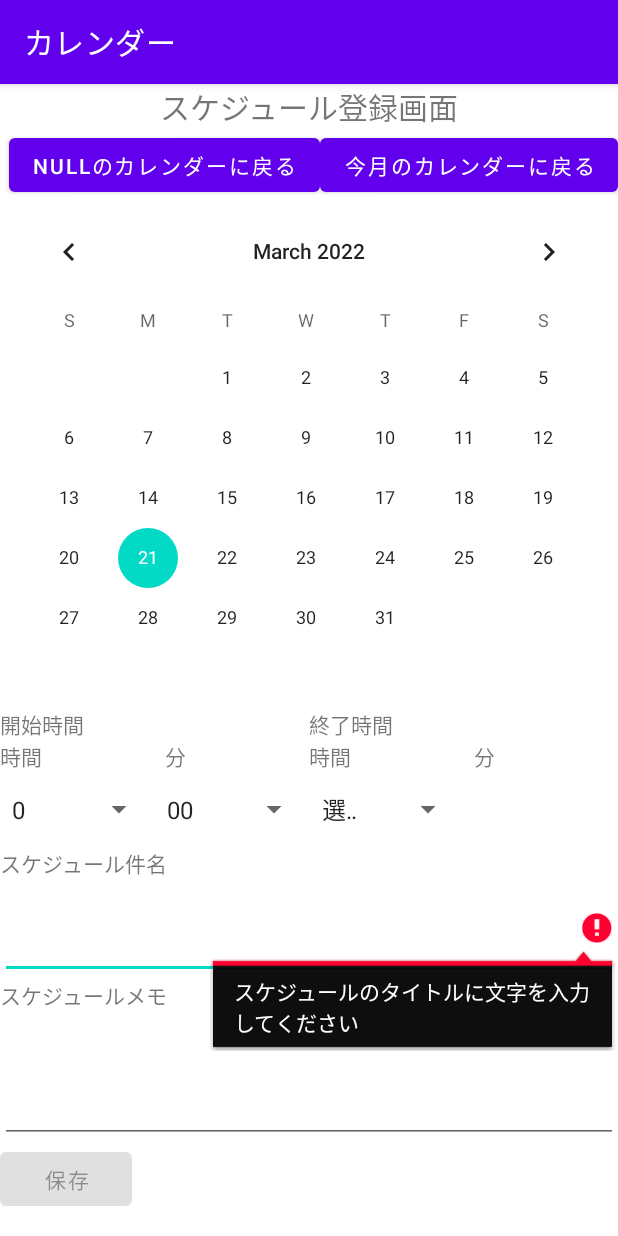
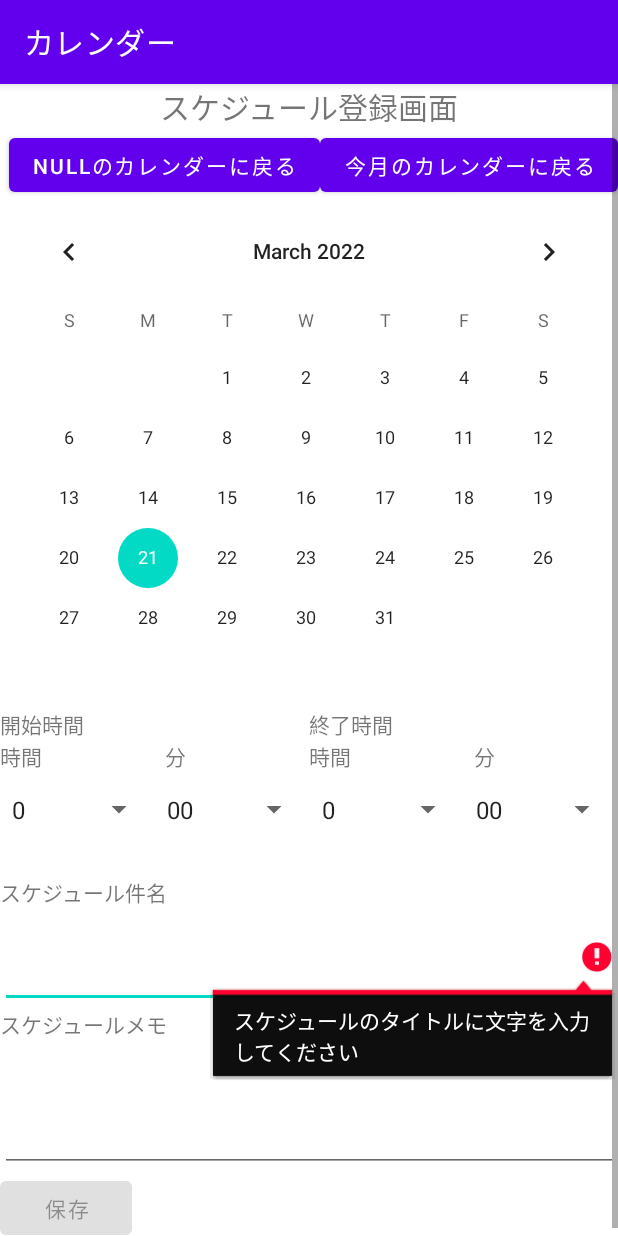
Before and after one commit to hayato-kame-new/CalendarRecyclerView, an Android app: the ScheduleFormFragment screen opened directly, with no data from a screen before it, on a phone screen of 412 x 824 dp. Run offline under Robolectric (Android 15) with nearby library versions, the phone set to English and light mode, and no system bars; 5 statements that could not run were skipped.

Commit message:
drop database create table Spinner change

```diff
--- a/app/src/main/java/to/msn/wings/calendarrecyclerview/ScheduleFormFragment.java
+++ b/app/src/main/java/to/msn/wings/calendarrecyclerview/ScheduleFormFragment.java
@@ -5,6 +5,7 @@ import android.content.Context;
 import android.content.Intent;
 import android.database.sqlite.SQLiteDatabase;
 import android.database.sqlite.SQLiteStatement;
+import android.graphics.Color;
 import android.os.Bundle;
 
 import androidx.annotation.NonNull;
@@ -32,20 +33,26 @@ import java.time.LocalTime;
 import java.util.ArrayList;
 import java.util.Calendar;
 import java.util.Date;
+import java.util.HashMap;
 import java.util.List;
+import java.util.Map;
 
 public class ScheduleFormFragment extends Fragment {
 
 
-    TextView _formTitle;
+    TextView _formTitle, _textViewHourError, _textViewMinutesError;
     Button _returnMonButton, _currentMonButton;
     Spinner _spinnerStartHour, _spinnerStartMinutes, _spinnerEndHour, _spinnerEndMinutes;
     EditText _editTextScheTitle, _editTextScheMemo;
     CalendarView _calendarView;
     Button _saveButton;  //  import android.widget.Button;
 
-     private TimeScheduleDatabaseHelper helper;
-    private SQLiteDatabase db;
+
+    private SQLiteDatabase _db;
+
+    // フラグ
+    Map<String, Boolean> _buttonFlagMap = null;
+
 
 
     @Override
@@ -57,6 +64,13 @@ public class ScheduleFormFragment extends Fragment {
         Activity parentActivity = getActivity();
 
         View view = inflater.inflate(R.layout.fragment_schedule_form, container, false);
+
+// フラグMap  インスタンス生成
+        _buttonFlagMap = new HashMap<String, Boolean>();
+
+
+        _saveButton = view.findViewById(R.id.saveButton);
+         _saveButton.setEnabled(false);  // 新規なら最初は保存ボタン押せないようになってる  false
 
        //  所属するアクティビティから インテントを取得する
         Intent intent = parentActivity.getIntent();
@@ -103,57 +117,29 @@ public class ScheduleFormFragment extends Fragment {
         _spinnerEndMinutes = view.findViewById(R.id.spinnerEndMinutes);
         _editTextScheTitle = view.findViewById(R.id.editTextScheTitle);
         _editTextScheMemo = view.findViewById(R.id.editTextScheMemo);
-        _saveButton = view.findViewById(R.id.saveButton);
+
         _currentMonButton = view.findViewById(R.id.currentMonButton);
         _calendarView = view.findViewById(R.id.calendarView);
+        _textViewHourError = view.findViewById(R.id.textViewHourError);
+        _textViewMinutesError = view.findViewById(R.id.textViewMinutesError);
 
+        // スピナーの 　動的にリストを作るやりかた
+//        List<String> endMList = new ArrayList<>();
+//        endMList.add("00");
+//        endMList.add("30");
+//        ArrayAdapter<String> adapterEM = new ArrayAdapter<>(parentActivity, android.R.layout.simple_spinner_item, endMList);
+//        adapterEM.setDropDownViewResource(android.R.layout.simple_spinner_dropdown_item);
+//        _spinnerEndMinutes.setAdapter(adapterEM);
 
-        // 最初の状態では　　""になってる
-        if (_editTextScheTitle.getText().toString().isEmpty() || _editTextScheTitle.getText().toString().equals("")) {  // 何も入力しないと　　""　空文字が入ってくる
+        // 新規ではの状態では　　""になってる  編集では必ず入ってる
+        if (_editTextScheTitle.getText().toString().isEmpty() || _editTextScheTitle.getText().toString().equals("")) {  // 新規の時最初は　""　空文字が入ってくる
             _editTextScheTitle.setError("スケジュールのタイトルに文字を入力してください");
-            // _editTextScheTitle.getText().toString().equals("") が true　だったら、保存ボタンは押せないようにする
-            _saveButton.setEnabled(false);  // 保存ボタン押せない 新規登録画面では　最初は押せないようになってる ""になってるから
-        } else {
-            _saveButton.setEnabled(true);  // 編集などで、すでに入っていたら保存ボタン押せます
+           // 保存ボタン押せない 新規登録画面では　最初は押せないようになってる ""になってるから
+            _buttonFlagMap.put("scheTitle", false );
+        } else {  // 編集
+
+            _buttonFlagMap.put("scheTitle", true );  // 編集では、最初は押せるようになってる
         }
-
-
-        // イベントリスナー タイトルのEditTextに何か入力をしたら、保存ボタンが押せるようになる
-        _editTextScheTitle.addTextChangedListener(new TextWatcher() {
-
-            @Override
-            public void beforeTextChanged(CharSequence charSequence, int i, int i1, int i2) {
-
-            }
-
-            @Override
-            public void onTextChanged(CharSequence charSequence, int i, int i1, int i2) {
-
-            }
-
-            @Override
-            public void afterTextChanged(Editable editable) {
-                String word = editable.toString();
-                if(!word.equals("")) {
-                    _saveButton.setEnabled(true);  // 保存ボタン押せます
-                }
-            }
-        });
-
-        // スピナー３つは android:entries="@array/spinnerStartHour"を書く スピナー1つは動的にリストを作る
-
-
-        // スピナーの _spinnerEndMinutes には　動的にリストを作る これだけは  内部クラスの中で、adapterから行を一つ削除するため 動的に作る
-        List<String> endMList = new ArrayList<>();
-        endMList.add("選択しない");
-        endMList.add("00");
-        endMList.add("30");
-        ArrayAdapter<String> adapterEM = new ArrayAdapter<>(parentActivity, android.R.layout.simple_spinner_item, endMList);
-        adapterEM.setDropDownViewResource(android.R.layout.simple_spinner_dropdown_item);
-        _spinnerEndMinutes.setAdapter(adapterEM);
-
-
-
 
 
         // 遷移してくる前に表示していた　カレンダーの年と月に戻るために、
@@ -167,7 +153,7 @@ public class ScheduleFormFragment extends Fragment {
                 intent.putExtra("specifyDate", DATE);  //  Date型情報を渡します
                 startActivity(intent);
 
-               // 最後に 自分自身が所属するアクティビティを終了させます
+                // 最後に 自分自身が所属するアクティビティを終了させます
                 Activity parentActivity = getActivity();
                 parentActivity.finish();
             }
@@ -189,6 +175,27 @@ public class ScheduleFormFragment extends Fragment {
             }
         });
 
+
+        // イベントリスナー タイトルのEditTextに何か入力をしたら、保存ボタンが押せるフラグMapに 値をtrueで登録
+        _editTextScheTitle.addTextChangedListener(new TextWatcher() {
+            @Override
+            public void beforeTextChanged(CharSequence charSequence, int i, int i1, int i2) {
+            }
+            @Override
+            public void onTextChanged(CharSequence charSequence, int i, int i1, int i2) {
+            }
+            @Override
+            public void afterTextChanged(Editable editable) {
+                String word = editable.toString();
+                if(!word.equals("")) {
+                    _buttonFlagMap.put("scheTitle", true );  // ""空文字じゃなかったら 保存ボタンが押せる
+                }
+                // もし、Mapの値が全て trueならばボタンを押せるようにする　メソッド化する
+                changeSaveButton(_buttonFlagMap);
+            }
+        });
+
+
         // CalendarViewに日時を設定します。
         _calendarView.setDate(DATE.getTime());  // 引数には long型
         long setL = _calendarView.getDate();
@@ -201,7 +208,6 @@ public class ScheduleFormFragment extends Fragment {
             @Override   // 注意  引数の　monthは　The month that was set [0-11]
             public void onSelectedDayChange(@NonNull CalendarView calendarView, int year, int month, int dayOfMonth) {
                 // データベースへ新規登録するためにデータを取得します
-
                 Calendar c = Calendar.getInstance();  // 現在
                 c.set(Calendar.YEAR, year);
                 c.set(Calendar.MONTH, month ); // 月は0始まりだが、引数の monthも0始まりなので同じにして大丈夫です
@@ -211,25 +217,47 @@ public class ScheduleFormFragment extends Fragment {
                 java.sql.Date sqlDate = new java.sql.Date(utilDate.getTime());  // 本当は変換必要なかった java.util.Date　のままで良かったです
                 sqlDateArray[0] = sqlDate;
                // Toast.makeText(view.getContext(), sqlDateArray[0].toString(), Toast.LENGTH_LONG).show();
-
             }
         });
 
 
+
 // データベースへ登録するための フィールド 内部クラスで使うから final にしておく
         // 開始時間を表す文字列の定数　インナークラスで使うから final で定数化しておく必要がある。また、配列にすると、要素を書き換えるようにできる
-        final String[] START_HOUR_STR_ARRAY = {""};    // データベースに入れるために 後で int型にする
+        final String[] START_HOUR_STR_ARRAY = {""};
+        // 終了時間を表す文字列の定数　インナークラスで使うから final で定数化しておく必要がある。また、配列にすると、要素を書き換えるようにできる
+         final String[] END_HOUR_STR_ARRAY = {""};
 
         _spinnerStartHour.setOnItemSelectedListener(new AdapterView.OnItemSelectedListener() {
             @Override
             public void onItemSelected(AdapterView<?> adapterView, View view, int i, long l) {
              //   Toast.makeText(getActivity(), "データベースに登録する日付は " + sqlDateArray[0].toString(), Toast.LENGTH_SHORT).show();
 
+                String select = (String)adapterView.getItemAtPosition(i);
+                // 開始時間の 入力チェック
+
+                // END_HOUR_STR_ARRAY[0]に 入力してから、その後に　この開始時間の_spinnerStartHourを選択し直す時もあるので
+                // END_HOUR_STR_ARRAY[0] が""空文字じゃなければ　　Integer.parseIntします
+
+                if (END_HOUR_STR_ARRAY[0].equals("選択しない") || END_HOUR_STR_ARRAY[0].equals("")) {
+                    //
+                    _buttonFlagMap.put("startHour", true );
+                } else if ( Integer.parseInt(select) > Integer.parseInt(END_HOUR_STR_ARRAY[0])) {
+                    _textViewHourError.setError("開始時間と終了時間を確認してください");
+                    _textViewHourError.setText("開始時間と終了時間を確認してください");
+
+                    // 保存ボタンは押せないようにする
+                    // _saveButton.setEnabled(false);
+                   // _canBeSaved = false;
+                    _buttonFlagMap.put("startHour", false );
+                }
                 START_HOUR_STR_ARRAY[0] = (String) adapterView.getItemAtPosition(i);  // 選択されたアイテムを　親のアダプタービューから ポジションを指定して取得する
              //   Toast.makeText(getActivity(), "あなたが選んだ開始時間は " + START_HOUR_STR_ARRAY[0] + " 時です", Toast.LENGTH_SHORT).show();
-            }
+
+                // ここでボタン変更するメソッドをよぶ
 
 
+            }
             /**
              * onNothingSelectedメソッドは既に選択された項目をクリックした時に呼び出され、
              * その後onItemSelectedメソッドが呼び出されます。
@@ -237,19 +265,42 @@ public class ScheduleFormFragment extends Fragment {
              */
             @Override
             public void onNothingSelected(AdapterView<?> adapterView) {
-
             }
         });
 
 
         // 開始の分を表す文字列の定数　インナークラスで使うから final で定数化しておく必要がある。また、配列にすると、要素を書き換えるようにできる
-        final String[] START_MINUTES_STR_ARRAY = {""};    // データベースに入れるために 後で int型にする
+        final String[] START_MINUTES_STR_ARRAY = {""};
+        // 終了時間を表す文字列の定数　インナークラスで使うから final で定数化しておく必要がある。また、配列にすると、要素を書き換えるようにできる
+        final String[] END_MINUTES_STR_ARRAY = {""};
+
 
         _spinnerStartMinutes.setOnItemSelectedListener(new AdapterView.OnItemSelectedListener() {
             @Override
             public void onItemSelected(AdapterView<?> adapterView, View view, int i, long l) {
                 START_MINUTES_STR_ARRAY[0] = (String) adapterView.getItemAtPosition(i);  // 選択されたアイテムを　親のアダプタービューから ポジションを指定して取得する
              //   Toast.makeText(getActivity(), "あなたが選んだ開始 分は " + START_MINUTES_STR_ARRAY[0] + " 分です", Toast.LENGTH_SHORT).show();
+
+//                if (END_HOUR_STR_ARRAY[0].equals("選択しない") || END_HOUR_STR_ARRAY[0].equals("")) {
+//                    //
+//                    _buttonFlag.put("startMinutes", true);
+//                } else if ()
+//
+//                if (!END_MINUTES_STR_ARRAY.equals("") && !END_MINUTES_STR_ARRAY.equals("指定しない")) {
+//                    if (Integer.parseInt(START_HOUR_STR_ARRAY[0]) == )
+//                }
+
+ //               if(s_hour == e_hour && s_minute > e_minute) {
+//            errMsgList.add("開始時間と終了時間を確認してください");
+//        }
+
+                // もし
+                _buttonFlagMap.put("startMinutes", false );
+                // リスナーの イベントハンドラのメソッドの最後で もしMapの値が全て trueならば ボタンを押せるメソッドをここで実行
+
+//                if (_canBeSaved) {
+//                    _saveButton.setEnabled(true);
+//                }
             }
 
             /**
@@ -264,33 +315,67 @@ public class ScheduleFormFragment extends Fragment {
         });
 
 
+//        if(s_hour > e_hour) {
+//            errMsgList.add("開始時間と終了時間を確認してください");
+//        }
+//        if(s_hour == e_hour && s_minute > e_minute) {
+//            errMsgList.add("開始時間と終了時間を確認してください");
+//        }
+
+
         // 選択しない もある NOT NULL　制約をつけない
         // 終了時間を表す文字列の定数　インナークラスで使うから final で定数化しておく必要がある。また、配列にすると、要素を書き換えるようにできる
-        final String[] END_HOUR_STR_ARRAY = {""};    // データベースに入れるために 後で int型にする
+       //  final String[] END_HOUR_STR_ARRAY = {""};
 
         _spinnerEndHour.setOnItemSelectedListener(new AdapterView.OnItemSelectedListener() {
             @Override
             public void onItemSelected(AdapterView<?> adapterView, View view, int i, long l) {
 
-                if ( i == 0) {
-                    // ポジションが 0番目のアイテム(つまり、選択しない)を 選択している時には、下の、終了の分を 見えなくする View.INVISIBLEにする
-                    // SpinnerはView.GONEにしてしまうとonItemSelectedイベントが発動しないので注意
-                    _spinnerEndMinutes.setVisibility(View.INVISIBLE);  // 分を 入力させないため 場所はそのまま確保したままで 見えなくする
+//                if ( i == 0) {
+//                    // ポジションが 0番目のアイテム(つまり、選択しない)を 選択している時には、下の、終了の分を 見えなくする View.INVISIBLEにする
+//                    // SpinnerはView.GONEにしてしまうとonItemSelectedイベントが発動しないので注意
+//                    _spinnerEndMinutes.setVisibility(View.INVISIBLE);  // 分を 入力させないため 場所はそのまま確保したままで 見えなくする
+//
+//                    _spinnerEndMinutes.setSelection(0);  // 終了の時間が "選択しない”なので  終了の 分も "選択しない" にしておく
+//
+//                } else {
+//                    _spinnerEndMinutes.setVisibility(View.VISIBLE);  // 見えるようにする
+//
+//                    // 終了の分のアダプターから "選択しない" を削除しておき  終了の分の選択済みを "00"にしておく
+//                    adapterEM.remove("選択しない");
+//                    _spinnerEndMinutes.setSelection(0);  // "00" にしておく
+//                }
+                String select = (String)adapterView.getItemAtPosition(i);  // "選択しない"が入ってるかも
+                // 入力チェック
 
-                    _spinnerEndMinutes.setSelection(0);  // 終了の時間が "選択しない”なので  終了の 分も "選択しない" にしておく
-               //      Object spinnerEndMinutesObject = _spinnerEndMinutes.getSelectedItem();
-                //     Object obj = spinnerEndMinutesObject;
+                // 終了時間の 入力チェック
+                if (!select.equals("選択しない") && Integer.parseInt(START_HOUR_STR_ARRAY[0]) >  Integer.parseInt(select)) {
+                    // _spinnerEndHour.setError("開始時間と終了時間を確認してください ");  // スピンナーにエラー出せないのでカスタマイズする
+
+                    _textViewHourError.setError("開始時間と終了時間を確認してください");
+                    _textViewHourError.setText("開始時間と終了時間を確認してください");
+
+
+
+                   // 保存ボタンは押せないようにする
+                   //  _saveButton.setEnabled(false);
+                  //  _canBeSaved = false;
+                    _buttonFlagMap.put("endHour", false );
                 } else {
-                    _spinnerEndMinutes.setVisibility(View.VISIBLE);  // "00" か "30" ならば
+                    _textViewHourError.setError(null);  // エラー解除
+                    _textViewHourError.setText("");
+                    _buttonFlagMap.put("endHour", true );
+                }
 
-                    // 終了の分のアダプターから "選択しない" を削除しておき  終了の分の選択済みを "00"にしておく
-                    adapterEM.remove("選択しない");
-                    _spinnerEndMinutes.setSelection(0);  // "00" にしておく
-                }
-                END_HOUR_STR_ARRAY[0] = (String) adapterView.getItemAtPosition(i);  // 選択されたアイテムを　親のアダプタービューから ポジションを指定して取得する
+                    // "選択しない" も入ってるかも
+                END_HOUR_STR_ARRAY[0] = select;  // 選択されたアイテムを　親のアダプタービューから ポジションを指定して取得する
                //  Toast.makeText(getActivity(), "あなたが選んだ終了時間 は " + END_HOUR_STR_ARRAY[0] + " 分です", Toast.LENGTH_SHORT).show();
 
 
+                // リスナーの イベントハンドラのメソッドの最後で
+//                if (_canBeSaved) {
+//                    _saveButton.setEnabled(true);
+//                }
             }
 
             /**
@@ -308,7 +393,7 @@ public class ScheduleFormFragment extends Fragment {
         // _spinnerEndMinutes には　動的にリストを作っています 終了時間の内部クラスのリスナーの中でアイテムを削除しているから
         // 選択しない もある NOT NULL　制約をつけない
         // 終了時間を表す文字列の定数　インナークラスで使うから final で定数化しておく必要がある。また、配列にすると、要素を書き換えるようにできる
-        final String[] END_MINUTES_STR_ARRAY = {""};    // データベースに入れるために 後で int型にする
+       // final String[] END_MINUTES_STR_ARRAY = {""};
 
         _spinnerEndMinutes.setOnItemSelectedListener(new AdapterView.OnItemSelectedListener() {
             @Override
@@ -316,6 +401,16 @@ public class ScheduleFormFragment extends Fragment {
                     // データベースに登録するため 情報を取得する
                 END_MINUTES_STR_ARRAY[0] = (String) adapterView.getItemAtPosition(i);  // 選択されたアイテムを　親のアダプタービューから ポジションを指定して取得する
                //  Toast.makeText(getActivity(), "あなたが選んだ終了 分 は " + END_MINUTES_STR_ARRAY[0] + " 分です", Toast.LENGTH_SHORT).show();
+
+
+
+
+
+                _buttonFlagMap.put("endMinutes", false );
+                // リスナーの イベントハンドラのメソッドの最後で
+//                if (_canBeSaved) {
+//                    _saveButton.setEnabled(true);
+//                }
             }
 
             /**
@@ -330,6 +425,8 @@ public class ScheduleFormFragment extends Fragment {
         });
 
 
+
+
         // 保存ボタン
         _saveButton.setOnClickListener(new View.OnClickListener() {
 
@@ -338,9 +435,6 @@ public class ScheduleFormFragment extends Fragment {
                 // _id　は　主キーで autoincrement をつけないけど自動採番するらしい insetの時に書かない 自動採番する
                 // SQLite3では、「CREATE TABLE」の際に「AUTO INCREMENT」を指定する必要はありません。つけない方がいいらしい
                 //もし主キーを連番のIDにしたい場合、INTEGERで「PRIMARY KEY」を指定するようにします。
-
-                // まず、入力チェック タイトルは ""空文字じゃだめ  入力した時間の比較すること
-
 
 
                 Date date = sqlDateArray[0];  // "2022-03-19"
@@ -369,19 +463,16 @@ public class ScheduleFormFragment extends Fragment {
                  String etTitle = _editTextScheTitle.getText().toString();
                  String etMemo = _editTextScheMemo.getText().toString(); // 何も書いてないと ""空文字になってる
              //   Toast.makeText(getActivity(),  "タイトルは　" + etTitle + " です　メモは　" + etMemo + " です　", Toast.LENGTH_LONG).show();
-//                if (etTitle.isEmpty() || etTitle.equals("")) {  // 何も入力しないと　　""　空文字が入ってくる
-//                    _editTextScheTitle.setError("スケジュールのタイトルに文字を入力してください");
-//                }
 
 
 // データベースを取得する try-catch-resources構文にすること finallyを書かなくても必ず close()処理をしてくれます！！
                 //  try-catch-resources構文にできない時には dbをクローズする処理を書くこと
                 // ここ
-                db = MainActivity.helper.getWritableDatabase();  // クラス名::フィールド名 で　１つしかない　静的フィールド（クラスフィールド　static)を呼び出して使いまわす
+                _db = MainActivity.helper.getWritableDatabase();  // クラス名::フィールド名 で　１つしかない　静的フィールド（クラスフィールド　static)を呼び出して使いまわす
 
                 String sqlInsert = "INSERT INTO timeschedule (scheduledate, starttime, endtime, scheduletitle, schedulememo) VALUES (?,?,?,?,?)";
 
-                SQLiteStatement stmt = db.compileStatement(sqlInsert);
+                SQLiteStatement stmt = _db.compileStatement(sqlInsert);
                 stmt.bindString(4, etTitle);
                 stmt.bindString(5, etMemo);
                  stmt.bindString(1, strDate);
@@ -425,4 +516,19 @@ public class ScheduleFormFragment extends Fragment {
         // 最後ビューをreturnする
         return view;
     }
+
+
+
+    // メソッドメンバ
+    public void changeSaveButton(Map<String, Boolean> map) {
+        for (Boolean val : map.values()) {
+            if (val == true) {
+                _saveButton.setEnabled(true);
+            } else {
+                _saveButton.setEnabled(false);
+            }
+        }
+    }
+
+
 }
--- a/app/src/main/java/to/msn/wings/calendarrecyclerview/TimeScheduleDatabaseHelper.java
+++ b/app/src/main/java/to/msn/wings/calendarrecyclerview/TimeScheduleDatabaseHelper.java
@@ -32,7 +32,7 @@ public class TimeScheduleDatabaseHelper extends SQLiteOpenHelper {
 //                    " starttime DATETIME NOT NULL, endtime DATETIME , scheduletitle TEXT NOT NULL, schedulememo TEXT)");
 
             sqLiteDatabase.execSQL("CREATE TABLE timeschedule (_id INTEGER PRIMARY KEY  , scheduledate TEXT NOT NULL," +
-                    " starttime TEXT NOT NULL, endtime TEXT , scheduletitle TEXT NOT NULL, schedulememo TEXT)");
+                    " starttime TEXT NOT NULL, endtime TEXT NOT NULL, scheduletitle TEXT NOT NULL, schedulememo TEXT)");
 
         }
 
--- a/app/src/main/res/layout/fragment_schedule_form.xml
+++ b/app/src/main/res/layout/fragment_schedule_form.xml
@@ -142,7 +142,30 @@
                     android:layout_width="match_parent"
                     android:layout_height="50dp"
                     android:layout_weight="1"
+                    android:entries="@array/spinnerEndMinutes"
                      />
+
+            </LinearLayout>
+
+            <LinearLayout
+                android:layout_width="match_parent"
+                android:layout_height="match_parent"
+                android:layout_weight="1"
+                android:orientation="horizontal">
+
+                <TextView
+                    android:id="@+id/textViewHourError"
+                    android:layout_width="wrap_content"
+                    android:layout_height="wrap_content"
+                    android:layout_weight="1"
+                    android:textColor="@color/redColor"/>
+
+                <TextView
+                    android:id="@+id/textViewMinutesError"
+                    android:layout_width="wrap_content"
+                    android:layout_height="wrap_content"
+                    android:layout_weight="1"
+                    android:textColor="@color/redColor"/>
             </LinearLayout>
 
             <TextView
--- a/app/src/main/res/values/strings.xml
+++ b/app/src/main/res/values/strings.xml
@@ -43,7 +43,7 @@
     </string-array>
 
     <string-array name="spinnerEndHour">
-        <item>選択しない</item>
+
         <item>0</item>
         <item>1</item>
         <item>2</item>
@@ -75,6 +75,11 @@
         <item>30</item>
     </string-array>
 
+    <string-array name="spinnerEndMinutes">
+        <item>00</item>
+        <item>30</item>
+    </string-array>
+
 
 
     <string name="saveButton">保存</string>
```
